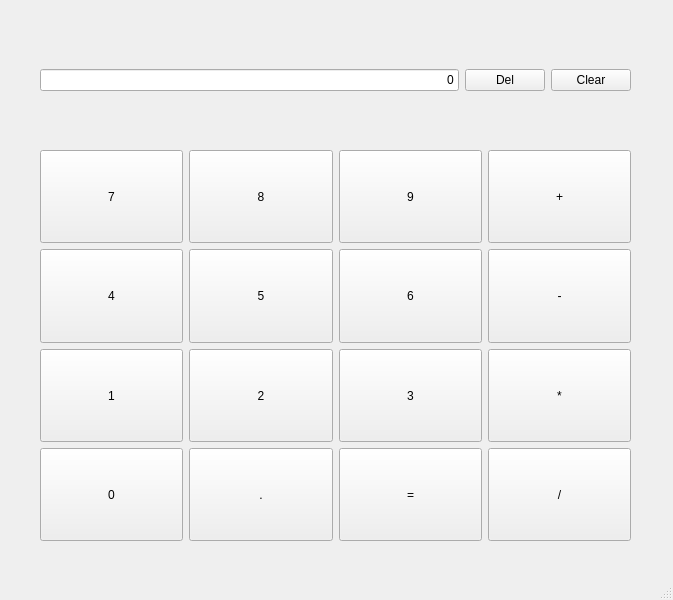
The window that MiniCalc.ui (yeniful/minicalc) describes before a commit, drawn with Qt 5.
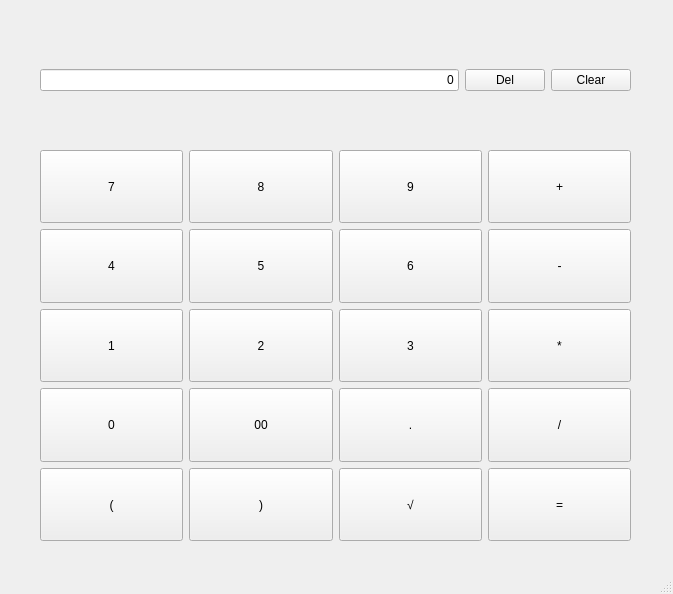
The same window after the commit.

```diff
--- a/MiniCalc.ui
+++ b/MiniCalc.ui
@@ -7,7 +7,7 @@
     <x>0</x>
     <y>0</y>
     <width>673</width>
-    <height>600</height>
+    <height>594</height>
    </rect>
   </property>
   <property name="windowTitle">
@@ -66,6 +66,45 @@
      </sizepolicy>
     </property>
     <layout class="QGridLayout" name="gridLayout">
+     <item row="6" column="4">
+      <widget class="QPushButton" name="bRun">
+       <property name="sizePolicy">
+        <sizepolicy hsizetype="Minimum" vsizetype="Expanding">
+         <horstretch>0</horstretch>
+         <verstretch>0</verstretch>
+        </sizepolicy>
+       </property>
+       <property name="text">
+        <string>=</string>
+       </property>
+      </widget>
+     </item>
+     <item row="6" column="0">
+      <widget class="QPushButton" name="bRoundBracketLeft">
+       <property name="sizePolicy">
+        <sizepolicy hsizetype="Minimum" vsizetype="Expanding">
+         <horstretch>0</horstretch>
+         <verstretch>0</verstretch>
+        </sizepolicy>
+       </property>
+       <property name="text">
+        <string>(</string>
+       </property>
+      </widget>
+     </item>
+     <item row="6" column="2">
+      <widget class="QPushButton" name="bRoundBracketRight">
+       <property name="sizePolicy">
+        <sizepolicy hsizetype="Minimum" vsizetype="Expanding">
+         <horstretch>0</horstretch>
+         <verstretch>0</verstretch>
+        </sizepolicy>
+       </property>
+       <property name="text">
+        <string>)</string>
+       </property>
+      </widget>
+     </item>
      <item row="1" column="0">
       <widget class="QPushButton" name="b4">
        <property name="sizePolicy">
@@ -79,7 +118,7 @@
        </property>
       </widget>
      </item>
-     <item row="3" column="0">
+     <item row="4" column="0">
       <widget class="QPushButton" name="b0">
        <property name="sizePolicy">
         <sizepolicy hsizetype="Minimum" vsizetype="Expanding">
@@ -92,7 +131,7 @@
        </property>
       </widget>
      </item>
-     <item row="0" column="2">
+     <item row="0" column="3">
       <widget class="QPushButton" name="b9">
        <property name="sizePolicy">
         <sizepolicy hsizetype="Minimum" vsizetype="Expanding">
@@ -105,7 +144,7 @@
        </property>
       </widget>
      </item>
-     <item row="1" column="3">
+     <item row="1" column="4">
       <widget class="QPushButton" name="bMinus">
        <property name="sizePolicy">
         <sizepolicy hsizetype="Minimum" vsizetype="Expanding">
@@ -118,7 +157,7 @@
        </property>
       </widget>
      </item>
-     <item row="0" column="1">
+     <item row="0" column="2">
       <widget class="QPushButton" name="b8">
        <property name="sizePolicy">
         <sizepolicy hsizetype="Minimum" vsizetype="Expanding">
@@ -131,7 +170,7 @@
        </property>
       </widget>
      </item>
-     <item row="0" column="3">
+     <item row="0" column="4">
       <widget class="QPushButton" name="bPlus">
        <property name="sizePolicy">
         <sizepolicy hsizetype="Minimum" vsizetype="Expanding">
@@ -144,7 +183,7 @@
        </property>
       </widget>
      </item>
-     <item row="1" column="2">
+     <item row="1" column="3">
       <widget class="QPushButton" name="b6">
        <property name="sizePolicy">
         <sizepolicy hsizetype="Minimum" vsizetype="Expanding">
@@ -157,7 +196,7 @@
        </property>
       </widget>
      </item>
-     <item row="1" column="1">
+     <item row="1" column="2">
       <widget class="QPushButton" name="b5">
        <property name="sizePolicy">
         <sizepolicy hsizetype="Minimum" vsizetype="Expanding">
@@ -196,7 +235,7 @@
        </property>
       </widget>
      </item>
-     <item row="2" column="1">
+     <item row="2" column="2">
       <widget class="QPushButton" name="b2">
        <property name="sizePolicy">
         <sizepolicy hsizetype="Minimum" vsizetype="Expanding">
@@ -209,7 +248,7 @@
        </property>
       </widget>
      </item>
-     <item row="2" column="2">
+     <item row="2" column="3">
       <widget class="QPushButton" name="b3">
        <property name="sizePolicy">
         <sizepolicy hsizetype="Minimum" vsizetype="Expanding">
@@ -222,33 +261,7 @@
        </property>
       </widget>
      </item>
-     <item row="3" column="1">
-      <widget class="QPushButton" name="bDot">
-       <property name="sizePolicy">
-        <sizepolicy hsizetype="Minimum" vsizetype="Expanding">
-         <horstretch>0</horstretch>
-         <verstretch>0</verstretch>
-        </sizepolicy>
-       </property>
-       <property name="text">
-        <string>.</string>
-       </property>
-      </widget>
-     </item>
-     <item row="3" column="2">
-      <widget class="QPushButton" name="bRun">
-       <property name="sizePolicy">
-        <sizepolicy hsizetype="Minimum" vsizetype="Expanding">
-         <horstretch>0</horstretch>
-         <verstretch>0</verstretch>
-        </sizepolicy>
-       </property>
-       <property name="text">
-        <string>=</string>
-       </property>
-      </widget>
-     </item>
-     <item row="2" column="3">
+     <item row="2" column="4">
       <widget class="QPushButton" name="bMult">
        <property name="sizePolicy">
         <sizepolicy hsizetype="Minimum" vsizetype="Expanding">
@@ -261,7 +274,7 @@
        </property>
       </widget>
      </item>
-     <item row="3" column="3">
+     <item row="4" column="4">
       <widget class="QPushButton" name="bDivide">
        <property name="sizePolicy">
         <sizepolicy hsizetype="Minimum" vsizetype="Expanding">
@@ -274,6 +287,45 @@
        </property>
       </widget>
      </item>
+     <item row="4" column="2">
+      <widget class="QPushButton" name="b00">
+       <property name="sizePolicy">
+        <sizepolicy hsizetype="Minimum" vsizetype="Expanding">
+         <horstretch>0</horstretch>
+         <verstretch>0</verstretch>
+        </sizepolicy>
+       </property>
+       <property name="text">
+        <string>00</string>
+       </property>
+      </widget>
+     </item>
+     <item row="6" column="3">
+      <widget class="QPushButton" name="bSqrt">
+       <property name="sizePolicy">
+        <sizepolicy hsizetype="Minimum" vsizetype="Expanding">
+         <horstretch>0</horstretch>
+         <verstretch>0</verstretch>
+        </sizepolicy>
+       </property>
+       <property name="text">
+        <string>√</string>
+       </property>
+      </widget>
+     </item>
+     <item row="4" column="3">
+      <widget class="QPushButton" name="bDot">
+       <property name="sizePolicy">
+        <sizepolicy hsizetype="Minimum" vsizetype="Expanding">
+         <horstretch>0</horstretch>
+         <verstretch>0</verstretch>
+        </sizepolicy>
+       </property>
+       <property name="text">
+        <string>.</string>
+       </property>
+      </widget>
+     </item>
     </layout>
    </widget>
   </widget>
```
